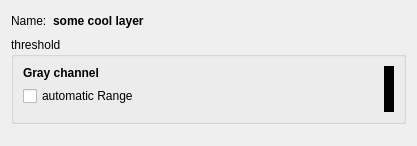
This is volumina/widgets/ui/grayLayerDialog.ui in ilastik/volumina as Qt 5 draws it before an edit. The edited form follows.
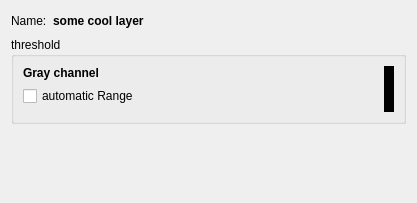
This is the edited form. Custom widgets are drawn as their Qt base class.

Commit message: dialog title

```diff
--- a/volumina/widgets/ui/grayLayerDialog.ui
+++ b/volumina/widgets/ui/grayLayerDialog.ui
@@ -7,7 +7,7 @@
     <x>0</x>
     <y>0</y>
     <width>417</width>
-    <height>146</height>
+    <height>203</height>
    </rect>
   </property>
   <property name="windowTitle">
```
Left out of the diff: 4 changed lines with no effect on the pictures. The commit also changes 1 other file.
